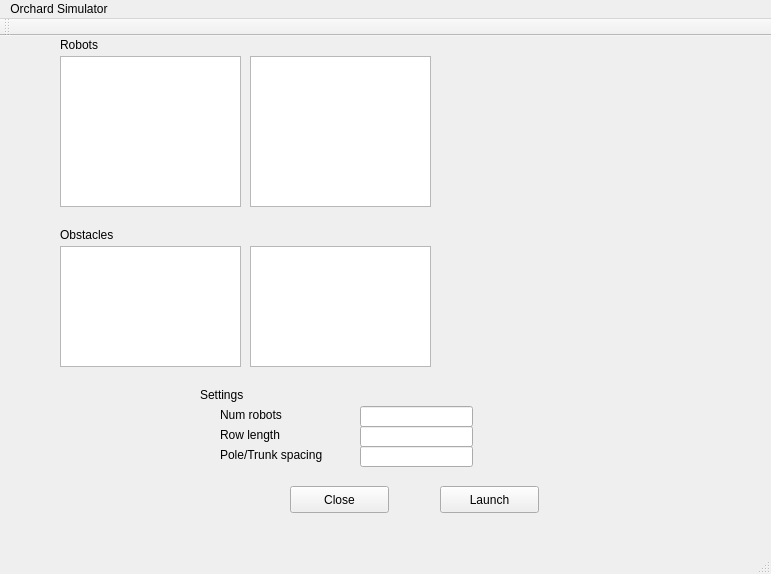
This is gui/mainwindow.ui in gdsl/SOFTENG-306-PROJECT-1 as Qt 5 draws it before an edit. The edited form follows.
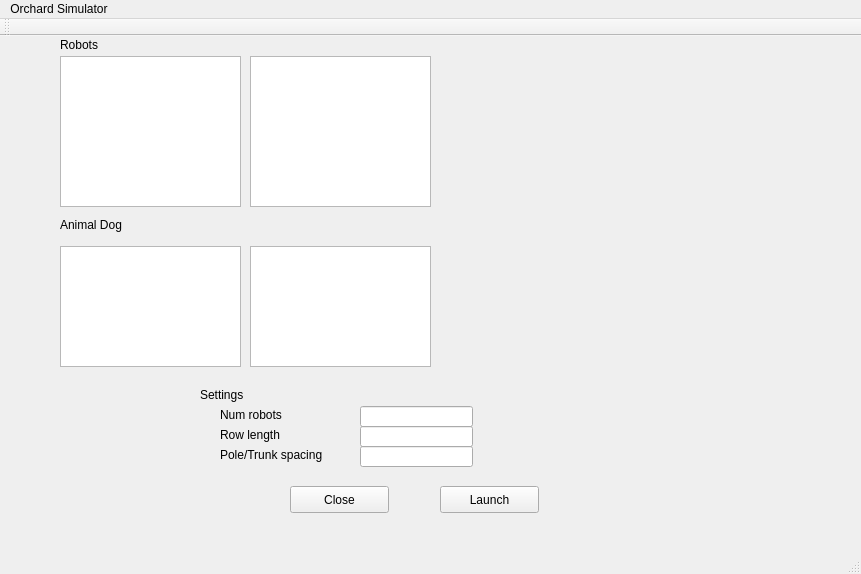
This is the edited form.

Patch:
```diff
--- a/gui/mainwindow.ui
+++ b/gui/mainwindow.ui
@@ -6,7 +6,7 @@
    <rect>
     <x>0</x>
     <y>0</y>
-    <width>771</width>
+    <width>861</width>
     <height>574</height>
    </rect>
   </property>
@@ -27,19 +27,6 @@
      <string>Robots</string>
     </property>
    </widget>
-   <widget class="QLabel" name="obstacleLabel">
-    <property name="geometry">
-     <rect>
-      <x>60</x>
-      <y>190</y>
-      <width>81</width>
-      <height>17</height>
-     </rect>
-    </property>
-    <property name="text">
-     <string>Obstacles</string>
-    </property>
-   </widget>
    <widget class="QLabel" name="settingsLabel">
     <property name="geometry">
      <rect>
@@ -298,13 +285,26 @@
      </property>
     </item>
    </widget>
+   <widget class="QLabel" name="animalLabel">
+    <property name="geometry">
+     <rect>
+      <x>60</x>
+      <y>180</y>
+      <width>91</width>
+      <height>17</height>
+     </rect>
+    </property>
+    <property name="text">
+     <string>Animal Dog</string>
+    </property>
+   </widget>
   </widget>
   <widget class="QMenuBar" name="menuBar">
    <property name="geometry">
     <rect>
      <x>0</x>
      <y>0</y>
-     <width>771</width>
+     <width>861</width>
      <height>25</height>
     </rect>
    </property>
```
Left out of the diff: 2 changed lines with no effect on the pictures.
